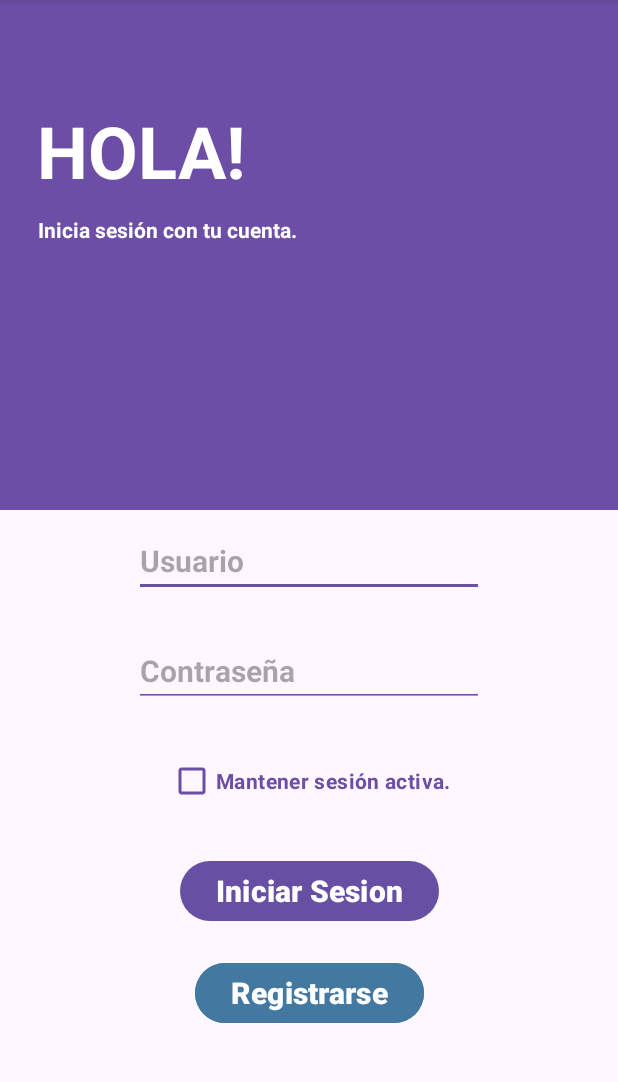
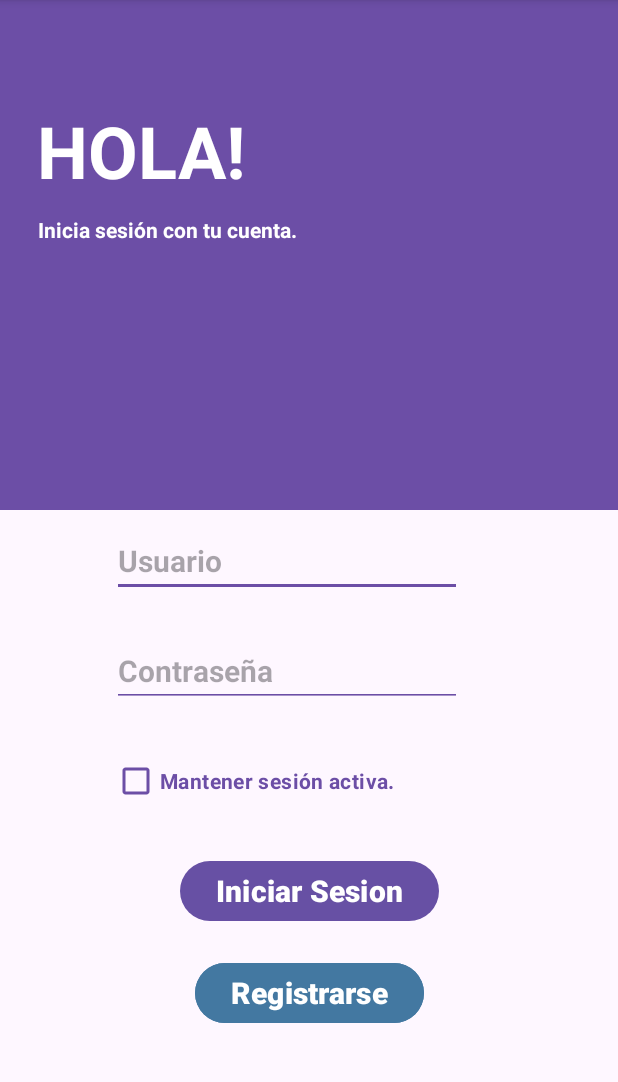
Before and after one commit to Sormec/readly, an Android app: the LoginActivity screen opened directly, with no data from a screen before it, on a phone screen of 412 x 824 dp, the part 96-1178 px from its top. Run offline under Robolectric (Android 15) with nearby library versions, the phone set to English and light mode, and no system bars.

```diff
--- a/app/src/main/res/layout/activity_login.xml
+++ b/app/src/main/res/layout/activity_login.xml
@@ -59,6 +59,7 @@
             android:id="@+id/txtUsuario"
             android:layout_width="wrap_content"
             android:layout_height="wrap_content"
+            android:layout_gravity="left"
             android:backgroundTint="@color/colorprimario"
             android:ems="10"
             android:hint="Usuario"
@@ -75,6 +76,7 @@
             android:id="@+id/txtContraseña"
             android:layout_width="wrap_content"
             android:layout_height="wrap_content"
+            android:layout_gravity="left"
             android:backgroundTint="@color/colorprimario"
             android:ems="10"
             android:hint="Contraseña"
@@ -91,6 +93,7 @@
             android:id="@+id/chkMantenerSesion"
             android:layout_width="wrap_content"
             android:layout_height="wrap_content"
+            android:layout_gravity="left"
             android:buttonTint="@color/colorprimario"
             android:checked="false"
             android:text="Mantener sesión activa."
```
